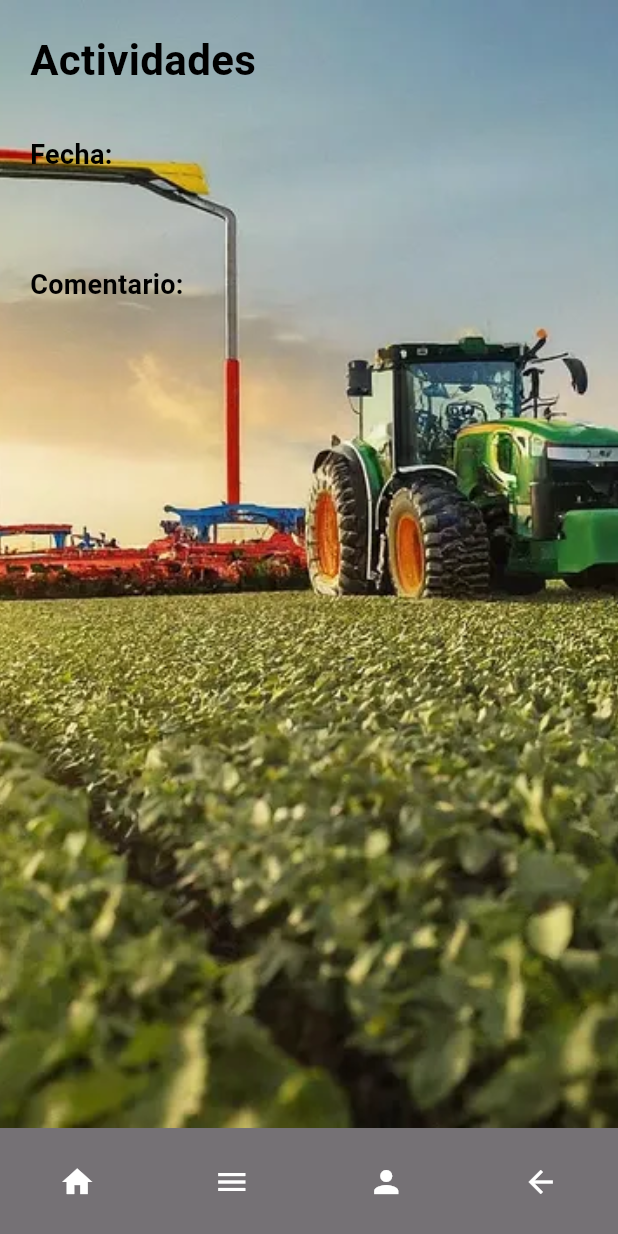
After one commit to Rcabrera1221/agri_cria_app, a Flutter app: the DetalleActividadScreen screen opened by its route, on a phone screen of 412 x 824 dp. The commit adds this screen. Run offline on Flutter 3.47's test engine with Material 3 defaults, Android fonts, the phone set to English and light mode, and no system bars; our stand-ins replace file_picker, fluttertoast, image_picker, shared_preferences; accounts and stored records are empty; network calls fail.

Commit message:
Actualizar pantallas existentes

```diff
--- a/lib/agricultor_menu_screen.dart
+++ b/lib/agricultor_menu_screen.dart
@@ -21,7 +21,7 @@ class AgricultorMenuScreen extends StatelessWidget {
           SafeArea(
             child: Column(
               children: [
-                const SizedBox(height: 30),
+                const SizedBox(height: 20),
                 const Text(
                   'Organiza e infórmate',
                   style: TextStyle(
@@ -31,13 +31,13 @@ class AgricultorMenuScreen extends StatelessWidget {
                   ),
                   textAlign: TextAlign.center,
                 ),
-                const SizedBox(height: 20),
+                const SizedBox(height: 10),
                 const CircleAvatar(
                   radius: 40,
                   backgroundColor: Colors.white,
                   child: Icon(Icons.agriculture, size: 50, color: Colors.black),
                 ),
-                const SizedBox(height: 40),
+                const SizedBox(height: 10),
                 Padding(
                   padding: const EdgeInsets.symmetric(horizontal: 24),
                   child: Column(
@@ -60,6 +60,10 @@ class AgricultorMenuScreen extends StatelessWidget {
                       const SizedBox(height: 16),
                       _menuButton("Dashboard", () {
                         Navigator.pushNamed(context, '/dashboardAgricultor');
+                      }),
+                      const SizedBox(height: 16),
+                      _menuButton("Actividades", () {
+                        Navigator.pushNamed(context, '/actividades');
                       }),
                     ],
                   ),
--- /dev/null
+++ b/lib/detalle_actividad_screen.dart
@@ -0,0 +1,106 @@
+import 'package:flutter/material.dart';
+
+class DetalleActividadScreen extends StatelessWidget {
+  final String fecha;
+  final String comentario;
+
+  const DetalleActividadScreen({
+    super.key,
+    required this.fecha,
+    required this.comentario,
+  });
+
+  @override
+  Widget build(BuildContext context) {
+    return Scaffold(
+      body: Stack(
+        fit: StackFit.expand,
+        children: [
+          // Fondo
+          Container(
+            decoration: const BoxDecoration(
+              image: DecorationImage(
+                image: AssetImage('assets/background.png'),
+                fit: BoxFit.cover,
+              ),
+            ),
+          ),
+          // Contenido
+          Container(
+            child: SafeArea(
+              child: Padding(
+                padding: const EdgeInsets.all(20.0),
+                child: Column(
+                  crossAxisAlignment: CrossAxisAlignment.start,
+                  children: [
+                    const Text(
+                      'Actividades',
+                      style: TextStyle(
+                        fontSize: 28,
+                        fontWeight: FontWeight.bold,
+                        color: Colors.black,
+                      ),
+                    ),
+                    const SizedBox(height: 30),
+                    const Text(
+                      'Fecha:',
+                      style: TextStyle(
+                          fontSize: 18,
+                          fontWeight: FontWeight.bold,
+                          color: Colors.black),
+                    ),
+                    const SizedBox(height: 8),
+                    Text(
+                      fecha,
+                      style: const TextStyle(fontSize: 16, color: Colors.black),
+                    ),
+                    const SizedBox(height: 30),
+                    const Text(
+                      'Comentario:',
+                      style: TextStyle(
+                          fontSize: 18,
+                          fontWeight: FontWeight.bold,
+                          color: Colors.black),
+                    ),
+                    const SizedBox(height: 8),
+                    Text(
+                      comentario,
+                      style: const TextStyle(fontSize: 16, color: Colors.black),
+                    ),
+                  ],
+                ),
+              ),
+            ),
+          ),
+        ],
+      ),
+      bottomNavigationBar: Container(
+        color: Colors.black54,
+        padding: const EdgeInsets.symmetric(vertical: 12),
+        child: Row(
+          mainAxisAlignment: MainAxisAlignment.spaceAround,
+          children: [
+            IconButton(
+              icon: const Icon(Icons.home, color: Colors.white),
+              onPressed: () {},
+            ),
+            IconButton(
+              icon: const Icon(Icons.menu, color: Colors.white),
+              onPressed: () {},
+            ),
+            IconButton(
+              icon: const Icon(Icons.person, color: Colors.white),
+              onPressed: () {},
+            ),
+            IconButton(
+              icon: const Icon(Icons.arrow_back, color: Colors.white),
+              onPressed: () {
+                Navigator.pop(context);
+              },
+            ),
+          ],
+        ),
+      ),
+    );
+  }
+}
--- a/lib/ganadero_menu_screen.dart
+++ b/lib/ganadero_menu_screen.dart
@@ -21,7 +21,7 @@ class GanaderoMenuScreen extends StatelessWidget {
           SafeArea(
             child: Column(
               children: [
-                const SizedBox(height: 30),
+                const SizedBox(height: 20),
                 const Text(
                   'Organiza e infórmate',
                   style: TextStyle(
@@ -31,13 +31,13 @@ class GanaderoMenuScreen extends StatelessWidget {
                   ),
                   textAlign: TextAlign.center,
                 ),
-                const SizedBox(height: 20),
+                const SizedBox(height: 10),
                 const CircleAvatar(
                   radius: 40,
                   backgroundColor: Colors.white,
                   child: Icon(Icons.agriculture, size: 50, color: Colors.black),
                 ),
-                const SizedBox(height: 40),
+                const SizedBox(height: 10),
                 Padding(
                   padding: const EdgeInsets.symmetric(horizontal: 24),
                   child: Column(
@@ -60,6 +60,10 @@ class GanaderoMenuScreen extends StatelessWidget {
                       const SizedBox(height: 16),
                       _menuButton("Dashboard", () {
                         Navigator.pushNamed(context, '/dashboard');
+                      }),
+                      const SizedBox(height: 16),
+                      _menuButton("Actividades", () {
+                        Navigator.pushNamed(context, '/actividades');
                       }),
                     ],
                   ),
--- a/lib/main.dart
+++ b/lib/main.dart
@@ -1,8 +1,10 @@
+import 'package:agri_cria_app/actividades_screen.dart';
 import 'package:agri_cria_app/agricultor_menu_screen.dart';
 import 'package:agri_cria_app/agricultor_screen.dart';
 import 'package:agri_cria_app/asesoramiento_ganadero_screen.dart';
 import 'package:agri_cria_app/chat_ia_ganadero_screen.dart';
 import 'package:agri_cria_app/contenido_educativo_ganadero.dart';
+import 'package:agri_cria_app/detalle_actividad_screen.dart';
 import 'package:agri_cria_app/ganadero_screen.dart';
 import 'package:agri_cria_app/asesoramiento_especialista_screen.dart';
 import 'package:agri_cria_app/asesoramiento_screen.dart';
@@ -62,6 +64,11 @@ class AgriCriaApp extends StatelessWidget {
         '/asesoramientoIAGanadero': (context) => const ChatIAGanaderoScreen(),
         '/dashboard': (context) => const DashboardScreen(),
         '/dashboardAgricultor': (context) => const DashboardAgricultorScreen(),
+        '/actividades': (context) => const ActividadesScreen(),
+        '/detalleActividades': (context) => const DetalleActividadScreen(
+              fecha: '',
+              comentario: '',
+            )
       },
     );
   }
```
Also changed, not shown: lib/actividades_screen.dart (added, +230 -0 lines), lib/registrar_actividad_screen.dart (+90 -38 lines).
